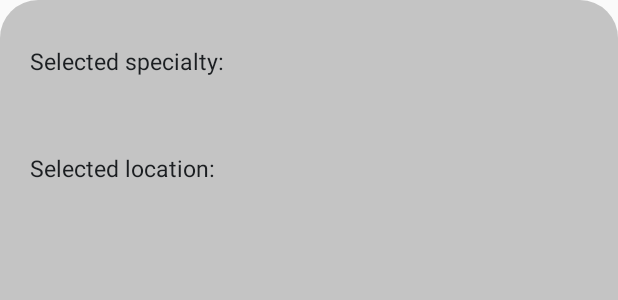
After one commit to Faria-Binte-Kader/OMNISHEBA, an Android app: the layout activity_find_doctor.xml on its own in the app's theme, with its tools: preview values and no code run, on a phone screen of 412 x 824 dp. The commit adds this screen. Shown: the top 300 px of the screen. Run offline under Robolectric (Android 15) with nearby library versions, the phone set to English and light mode, and no system bars.

Commit message:
find doctor works

```diff
--- a/app/src/main/AndroidManifest.xml
+++ b/app/src/main/AndroidManifest.xml
@@ -11,7 +11,8 @@
         android:roundIcon="@mipmap/ic_launcher_round"
         android:supportsRtl="true"
         android:theme="@style/AppTheme">
-        <activity android:name=".DoctorDiscussionForum"></activity>
+        <activity android:name=".FindDoctor"></activity>
+        <activity android:name=".DoctorDiscussionForum" />
         <activity android:name=".DiscussionForum" />
         <activity android:name=".FindDoctorByName" />
         <activity android:name=".DoctorsHospitalActivity" />
--- /dev/null
+++ b/app/src/main/res/layout/activity_find_doctor.xml
@@ -0,0 +1,70 @@
+<?xml version="1.0" encoding="utf-8"?>
+<LinearLayout xmlns:android="http://schemas.android.com/apk/res/android"
+    xmlns:app="http://schemas.android.com/apk/res-auto"
+    xmlns:tools="http://schemas.android.com/tools"
+    android:layout_width="match_parent"
+    android:layout_height="match_parent"
+    android:orientation="vertical"
+    android:weightSum="9"
+    tools:context=".FindDoctor"
+    android:background="@drawable/doctor_search_recyclerview_bg">
+
+    <LinearLayout
+        android:layout_width="match_parent"
+        android:layout_height="wrap_content"
+        android:padding="20dp"
+        android:orientation="horizontal">
+
+        <TextView
+            android:layout_width="wrap_content"
+            android:layout_height="wrap_content"
+            android:gravity="left"
+            android:layout_marginTop="10dp"
+            android:text="Selected specialty: "
+            android:textColor="@color/dark"
+            android:textSize="15sp"/>
+
+        <TextView
+            android:id="@+id/sp1"
+            android:layout_width="wrap_content"
+            android:layout_height="wrap_content"
+            android:gravity="left"
+            android:layout_marginTop="10dp"
+            android:textColor="@color/dark"
+            android:textSize="15sp"/>
+
+    </LinearLayout>
+
+    <LinearLayout
+        android:layout_width="match_parent"
+        android:layout_height="wrap_content"
+        android:padding="20dp"
+        android:orientation="horizontal">
+
+        <TextView
+            android:layout_width="wrap_content"
+            android:layout_height="wrap_content"
+            android:gravity="left"
+            android:layout_marginTop="10dp"
+            android:text="Selected location: "
+            android:textColor="@color/dark"
+            android:textSize="15sp"/>
+
+        <TextView
+            android:id="@+id/sp2"
+            android:layout_width="wrap_content"
+            android:layout_height="wrap_content"
+            android:gravity="left"
+            android:layout_marginTop="10dp"
+            android:textColor="@color/dark"
+            android:textSize="15sp"/>
+
+    </LinearLayout>
+
+    <androidx.recyclerview.widget.RecyclerView
+        android:id="@+id/doctorRV"
+        android:layout_width="match_parent"
+        android:layout_height="match_parent"
+        android:layout_margin="5dp"
+        app:layoutManager="androidx.recyclerview.widget.LinearLayoutManager"/>
+</LinearLayout>
```
Also changed, not shown: app/src/main/java/com/example/omnisheba/DoctorAdapter.java (added, +43 -0 lines), app/src/main/java/com/example/omnisheba/FindDoctor.java (added, +203 -0 lines), app/src/main/java/com/example/omnisheba/SearchFragment.java (+33 -8 lines), app/src/main/java/com/example/omnisheba/ViewHolderDoctor.java (added, +22 -0 lines), app/src/main/res/layout/singlerow.xml (deleted, +0 -56 lines).
